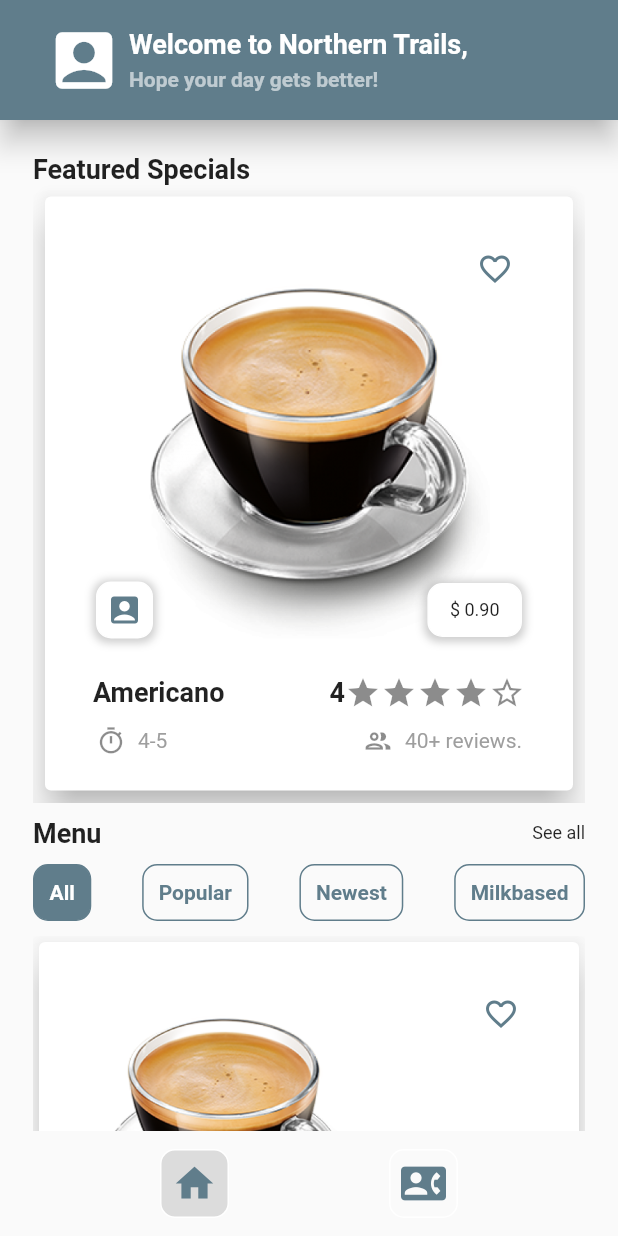
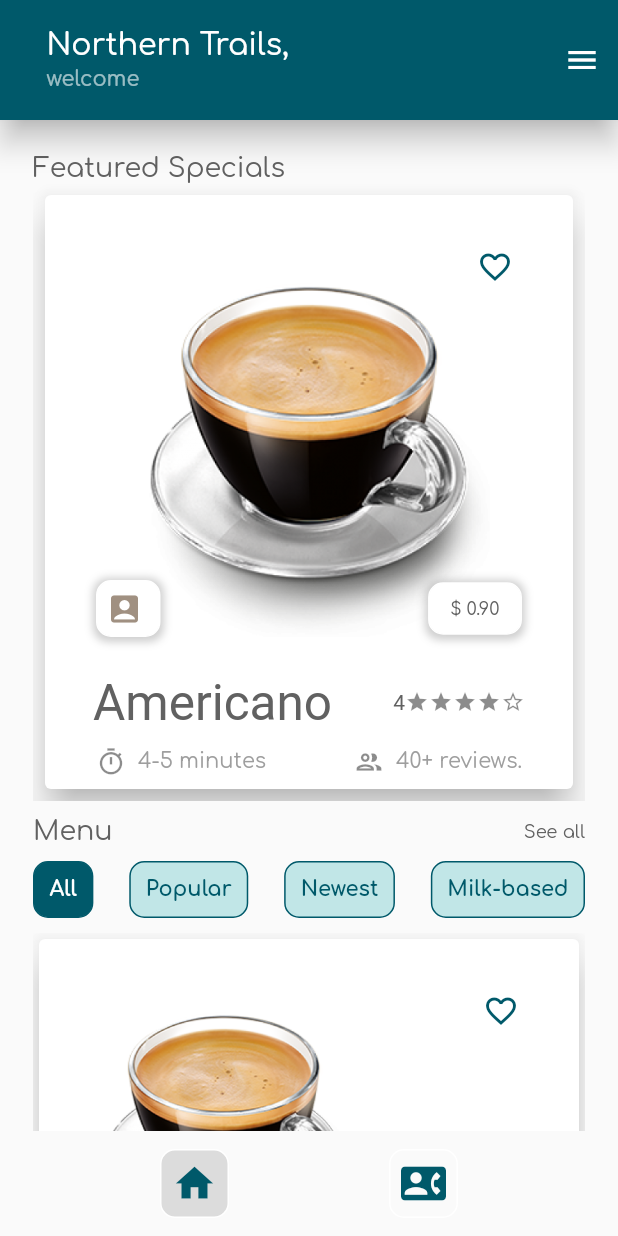
Before and after one commit to abikkk/cafe-northern-trails-app, a Flutter app: the screen it shows after launch, on a phone screen of 412 x 824 dp. Run offline on Flutter 3.47's test engine with Material 2 defaults, Android fonts, the phone set to English and light mode, and no system bars; our stand-ins replace get, google_fonts; Roboto replaces fonts that are missing (Parisienne).

Commit message:
UI changes: - drawer added for menu and favorites - font changed - theme color changed

```diff
--- a/lib/main.dart
+++ b/lib/main.dart
@@ -23,8 +23,8 @@ class MyApp extends StatelessWidget {
         GetPage(
           name: StringUtils.routeHome,
           page: () => const HomeView(
-              title: 'Welcome to Northern Trails,',
-              subtitle: 'Hope your day gets better!'),
+              title: 'Northern Trails,',
+              subtitle: 'welcome'),
         ),
         GetPage(
           name: StringUtils.routeContact,
--- a/lib/screens/home_view.dart
+++ b/lib/screens/home_view.dart
@@ -13,6 +13,7 @@ import '../ui_helpers/navbar.dart';
 
 class HomeView extends StatefulWidget {
   const HomeView({super.key, required this.title, required this.subtitle});
+
   final String title, subtitle;
 
   @override
@@ -264,22 +265,46 @@ class _HomeViewState extends State<HomeView> {
   @override
   Widget build(BuildContext context) {
     return Scaffold(
+      endDrawer: Drawer(
+        elevation: 10,
+          child: ListView(
+        padding: EdgeInsets.zero,
+        children: [
+          DrawerHeader(
+            child: ClipRRect(
+              borderRadius: BorderRadius.circular(30.0),
+              child: Image(
+                height: MediaQuery.of(context).size.width / 2,
+                // width: MediaQuery.of(context).size.width / 3,
+                image: const AssetImage(
+                  'assets/logo.png',
+                ),
+                fit: BoxFit.contain,
+              ),
+            ),
+          ),
+          ListTile(
+            title: const Text('Menu'),
+            onTap: () {
+              Navigator.pop(context);
+            },
+          ),
+          ListTile(
+            title: const Text('Favorite'),
+            onTap: () {
+              Navigator.pop(context);
+            },
+          ),
+        ],
+      )),
       appBar: AppBar(
         toolbarHeight: 80,
-        // backgroundColor: const Color(0xFF944dff),
         elevation: 8,
         title: Padding(
           padding:
               const EdgeInsets.only(top: 20.0, right: 15, left: 15, bottom: 20),
           child: Row(
             children: [
-              const Padding(
-                padding: EdgeInsets.only(right: 5.0),
-                child: Icon(
-                  Icons.account_box,
-                  size: 50,
-                ),
-              ),
               Column(
                 crossAxisAlignment: CrossAxisAlignment.start,
                 children: [
@@ -287,14 +312,14 @@ class _HomeViewState extends State<HomeView> {
                     padding: const EdgeInsets.only(bottom: 5.0),
                     child: Text(
                       widget.title,
-                      style: const TextStyle(
-                        fontSize: 18,
-                      ),
+                      style: AppThemeData.appTheme.textTheme.displayLarge!
+                          .copyWith(color: Colors.white),
                     ),
                   ),
                   Text(
                     widget.subtitle,
-                    style: const TextStyle(fontSize: 14, color: Colors.white60),
+                    style: AppThemeData.appTheme.textTheme.bodyLarge!
+                        .copyWith(color: Colors.white60),
                   ),
                 ],
               ),
@@ -380,7 +405,7 @@ class _HomeViewState extends State<HomeView> {
                   // SUB TEXTS
                   Text(
                     'Featured Specials',
-                    style: AppThemeData.appTheme.textTheme.titleMedium,
+                    style: AppThemeData.appTheme.textTheme.displayMedium,
                   ),
                   SizedBox(
                     height: MediaQuery.of(context).size.width,
@@ -398,7 +423,7 @@ class _HomeViewState extends State<HomeView> {
                       ],
                     ),
                   ),
-                  // OUR COUSES SECTION
+                  // OUR COURSES SECTION
                   Padding(
                     padding: const EdgeInsets.symmetric(vertical: 10.0),
                     child: Row(
@@ -406,7 +431,7 @@ class _HomeViewState extends State<HomeView> {
                       children: [
                         Text(
                           'Menu',
-                          style: AppThemeData.appTheme.textTheme.titleMedium,
+                          style: AppThemeData.appTheme.textTheme.displayMedium,
                         ),
                         InkWell(
                           onTap: () {
@@ -457,7 +482,7 @@ class _HomeViewState extends State<HomeView> {
                           },
                           isSelected: courseSelection == 2),
                       InkwellOptions(
-                          label: 'Milkbased',
+                          label: 'Milk-based',
                           callBack: () {
                             setState(() {
                               courseSelection = 3;
--- a/lib/ui_helpers/card_image_small.dart
+++ b/lib/ui_helpers/card_image_small.dart
@@ -6,6 +6,7 @@ class SmallCardImageStack extends StatefulWidget {
   const SmallCardImageStack({super.key, required this.item});
 
   final MenuItem item;
+
   @override
   State<SmallCardImageStack> createState() => _SmallCardImageStackState();
 }
@@ -63,15 +64,29 @@ class _SmallCardImageStackState extends State<SmallCardImageStack> {
                       mainAxisAlignment: MainAxisAlignment.spaceBetween,
                       crossAxisAlignment: CrossAxisAlignment.end,
                       children: [
-                        Text(widget.item.name,
-                            overflow: TextOverflow.ellipsis,
-                            style:
-                                AppThemeData.appTheme.textTheme.displayMedium),
                         Text('${widget.item.time} minutes',
                             overflow: TextOverflow.ellipsis,
-                            style: AppThemeData.appTheme.textTheme.bodyMedium),
-                        Text('\$ ${widget.item.price.toStringAsFixed(2)}',
-                            style: AppThemeData.appTheme.textTheme.bodyMedium),
+                            style: AppThemeData.appTheme.textTheme.bodyLarge),
+                        Padding(
+                          padding: const EdgeInsets.only(top:4.0,bottom: 2),
+                          child: Text('\$ ${widget.item.price.toStringAsFixed(2)}',
+                              style: AppThemeData.appTheme.textTheme.bodyLarge),
+                        ),
+                        Container(
+                          decoration: BoxDecoration(
+                            color: Colors.white70,
+                            border:
+                                Border.all(width: 1, color: Colors.transparent),
+                            borderRadius:
+                                const BorderRadius.all(Radius.circular(10)),
+                          ),
+                          padding: const EdgeInsets.symmetric(
+                              vertical: 2, horizontal: 4),
+                          child: Text(widget.item.name,
+                              overflow: TextOverflow.ellipsis,
+                              style: AppThemeData.appTheme.textTheme.titleLarge!
+                                  .copyWith(fontSize: 28)),
+                        ),
                       ],
                     ),
                   ],
--- a/lib/ui_helpers/featured_section.dart
+++ b/lib/ui_helpers/featured_section.dart
@@ -2,6 +2,7 @@ import 'package:Cafe_Northern_Trails/utils/app_theme_data.dart';
 import 'package:flutter/material.dart';
 import '../ui_helpers/review_stars.dart';
 import '../models/menu_item.dart';
+import '../utils/app_colors.dart';
 import '../utils/string_utils.dart';
 import 'icon_label_pair.dart';
 
@@ -9,6 +10,7 @@ class SpecialSection extends StatefulWidget {
   const SpecialSection({super.key, required this.item});
 
   final MenuItem item;
+
   @override
   State<SpecialSection> createState() => _SpecialSectionState();
 }
@@ -96,11 +98,15 @@ class _SpecialSectionState extends State<SpecialSection> {
                                 mainAxisAlignment:
                                     MainAxisAlignment.spaceBetween,
                                 children: [
-                                  const Icon(Icons.account_box),
-                                  Text(
+                                  const Icon(Icons.account_box,
+                                      color: secondary),
+                                  Padding(
+                                    padding: const EdgeInsets.only(left: 5.0),
+                                    child: Text(
                                       widget.item.cook,
                                       style: AppThemeData
                                           .appTheme.textTheme.bodyMedium,
+                                    ),
                                   ),
                                 ],
                               ),
@@ -151,22 +157,21 @@ class _SpecialSectionState extends State<SpecialSection> {
                     Expanded(
                       child: Text(
                         widget.item.name,
-                        style: AppThemeData.appTheme.textTheme.titleMedium,
+                        style: AppThemeData.appTheme.textTheme.titleLarge!
+                            .copyWith(fontSize: 33),
                         overflow: TextOverflow.ellipsis,
                       ),
                     ),
-                    Expanded(
-                      child: Row(
+                    Row(
                         mainAxisAlignment: MainAxisAlignment.end,
+                        crossAxisAlignment: CrossAxisAlignment.center,
                         children: [
                           Text(
                             widget.item.stars.toString(),
-                              style:
-                                  AppThemeData.appTheme.textTheme.titleMedium,
+                            style: AppThemeData.appTheme.textTheme.labelMedium!,
                           ),
                           ReviewStars(star: widget.item.stars)
-                          ]),
-                    )
+                        ])
                   ],
                 ),
                 subtitle: Padding(
@@ -177,7 +182,7 @@ class _SpecialSectionState extends State<SpecialSection> {
                     children: [
                       IconLabelPair(
                         icon: Icons.timer_outlined,
-                        label: widget.item.time,
+                        label: '${widget.item.time} minutes',
                       ),
                       IconLabelPair(
                         icon: Icons.people_outline_outlined,
--- a/lib/ui_helpers/inkwell_options.dart
+++ b/lib/ui_helpers/inkwell_options.dart
@@ -1,3 +1,4 @@
+import 'package:Cafe_Northern_Trails/utils/app_colors.dart';
 import 'package:Cafe_Northern_Trails/utils/app_theme_data.dart';
 import 'package:flutter/material.dart';
 
@@ -25,17 +26,23 @@ class _InkwellOptionsState extends State<InkwellOptions> {
         padding: const EdgeInsets.all(10),
         decoration: BoxDecoration(
           color:
-              widget.isSelected ?  AppThemeData.appTheme.primaryColor : Colors.transparent,
-          border: Border.all(width: 1, color: AppThemeData.appTheme.primaryColor),
+              widget.isSelected ? AppThemeData.appTheme.primaryColor : tertiary,
+          border:
+              Border.all(width: 1, color: AppThemeData.appTheme.primaryColor),
           borderRadius: const BorderRadius.all(Radius.circular(10)),
         ),
-        child: Text(
-          widget.label,
-          style: TextStyle(
-              color: widget.isSelected ? Colors.white : AppThemeData.appTheme.primaryColor,
+        child: Text(widget.label,
+            style: AppThemeData.appTheme.textTheme.bodyLarge!.copyWith(
+              color: widget.isSelected
+                  ? Colors.white
+                  : AppThemeData.appTheme.primaryColor,
               fontWeight: FontWeight.bold,
-              fontSize: 14),
-        ),
+            )
+            // TextStyle(
+            //     color: widget.isSelected ? Colors.white : AppThemeData.appTheme.primaryColor,
+            //     fontWeight: FontWeight.bold,
+            //     fontSize: 14),
+            ),
       ),
     );
   }
--- a/lib/ui_helpers/review_stars.dart
+++ b/lib/ui_helpers/review_stars.dart
@@ -10,10 +10,12 @@ class ReviewStars extends StatefulWidget {
 class _ReviewStarsState extends State<ReviewStars> {
   @override
   Widget build(BuildContext context) {
-    return Row(children: [
+    return Row(
+        // crossAxisAlignment: CrossAxisAlignment.end,
+        children: [
       for (int i = 0; i < 5; i++)
         Icon(
-          (i < widget.star) ? Icons.star : Icons.star_border,
+          (i < widget.star) ? Icons.star : Icons.star_border,size: 16,
         )
     ]);
   }
--- /dev/null
+++ b/lib/utils/app_colors.dart
@@ -0,0 +1,70 @@
+import 'package:flutter/material.dart';
+
+// primary color
+const MaterialColor primary = MaterialColor(_primaryPrimaryValue, <int, Color>{
+  50: Color(0xFFE0EBED),
+  100: Color(0xFFB3CDD2),
+  200: Color(0xFF80ACB5),
+  300: Color(0xFF4D8B97),
+  400: Color(0xFF267280),
+  500: Color(_primaryPrimaryValue),
+  600: Color(0xFF005162),
+  700: Color(0xFF004857),
+  800: Color(0xFF003E4D),
+  900: Color(0xFF002E3C),
+});
+const int _primaryPrimaryValue = 0xFF00596A;
+
+const MaterialColor primaryAccent = MaterialColor(_primaryAccentValue, <int, Color>{
+  100: Color(0xFF72D5FF),
+  200: Color(_primaryAccentValue),
+  400: Color(0xFF0CB7FF),
+  700: Color(0xFF00AAF1),
+});
+const int _primaryAccentValue = 0xFF3FC6FF;
+
+// secondary color
+const MaterialColor secondary = MaterialColor(_secondaryPrimaryValue, <int, Color>{
+  50: Color(0xFFF4F2F0),
+  100: Color(0xFFE3DED9),
+  200: Color(0xFFD0C8C0),
+  300: Color(0xFFBDB1A7),
+  400: Color(0xFFAEA194),
+  500: Color(_secondaryPrimaryValue),
+  600: Color(0xFF988879),
+  700: Color(0xFF8E7D6E),
+  800: Color(0xFF847364),
+  900: Color(0xFF736151),
+});
+const int _secondaryPrimaryValue = 0xFFA09081;
+
+const MaterialColor secondaryAccent = MaterialColor(_secondaryAccentValue, <int, Color>{
+  100: Color(0xFFFFEAD9),
+  200: Color(_secondaryAccentValue),
+  400: Color(0xFFFFB373),
+  700: Color(0xFFFFA559),
+});
+const int _secondaryAccentValue = 0xFFFFCFA6;
+
+// tertiary color
+const MaterialColor tertiary = MaterialColor(_tertiaryPrimaryValue, <int, Color>{
+  50: Color(0xFFF8FCFC),
+  100: Color(0xFFECF8F8),
+  200: Color(0xFFE0F3F3),
+  300: Color(0xFFD4EEEE),
+  400: Color(0xFFCAEAEB),
+  500: Color(_tertiaryPrimaryValue),
+  600: Color(0xFFBBE3E4),
+  700: Color(0xFFB3DFE0),
+  800: Color(0xFFABDBDD),
+  900: Color(0xFF9ED5D7),
+});
+const int _tertiaryPrimaryValue = 0xFFC1E6E7;
+
+const MaterialColor tertiaryAccent = MaterialColor(_tertiaryAccentValue, <int, Color>{
+  100: Color(0xFFFFFFFF),
+  200: Color(_tertiaryAccentValue),
+  400: Color(0xFFFFFFFF),
+  700: Color(0xFFFBFFFF),
+});
+const int _tertiaryAccentValue = 0xFFFFFFFF;
--- a/lib/utils/app_theme_data.dart
+++ b/lib/utils/app_theme_data.dart
@@ -1,25 +1,28 @@
+import 'package:Cafe_Northern_Trails/utils/app_colors.dart';
 import 'package:flutter/material.dart';
+import 'package:google_fonts/google_fonts.dart';
 
 class AppThemeData {
+
   static ThemeData appTheme = ThemeData(
-    primarySwatch: Colors.blueGrey,
-    iconTheme: const IconThemeData(color: Colors.blueGrey),
-    primaryIconTheme: const IconThemeData(color: Colors.blueGrey),
+    primarySwatch: primary,
+    iconTheme: const IconThemeData(color: primary),
+    primaryIconTheme: const IconThemeData(color: secondary),
     // iconButtonTheme:
     //     IconButtonThemeData(style: ButtonStyle(iconColor: Colors.blueGrey)),
-    textTheme: const TextTheme(
-      bodySmall: TextStyle(fontSize: 10),
-      bodyMedium: TextStyle(fontSize: 12),
-      bodyLarge: TextStyle(fontSize: 14),
-      labelLarge: TextStyle(fontSize: 10, fontWeight: FontWeight.bold),
-      labelSmall: TextStyle(fontSize: 12),
-      labelMedium: TextStyle(fontSize: 14, fontWeight: FontWeight.bold),
-      displaySmall: TextStyle(fontSize: 16),
-      displayMedium: TextStyle(fontSize: 18),
-      displayLarge: TextStyle(fontSize: 20),
-      titleSmall: TextStyle(fontSize: 16, fontWeight: FontWeight.bold),
-      titleMedium: TextStyle(fontSize: 18, fontWeight: FontWeight.bold),
-      titleLarge: TextStyle(fontSize: 20, fontWeight: FontWeight.bold),
+    textTheme: TextTheme(
+      bodySmall: GoogleFonts.comfortaa(fontSize: 10,color:Colors.grey[700]),
+      bodyMedium: GoogleFonts.comfortaa(fontSize: 12,color:Colors.grey[700]),
+      bodyLarge: GoogleFonts.comfortaa(fontSize: 14,color:Colors.grey[700]),
+      labelLarge: GoogleFonts.parisienne(fontSize: 10,color:Colors.grey[700]),
+      labelSmall: GoogleFonts.parisienne(fontSize: 12,color:Colors.grey[700]),
+      labelMedium: GoogleFonts.parisienne(fontSize: 14,color:Colors.grey[700]),
+      displaySmall: GoogleFonts.comfortaa(fontSize: 16,color:Colors.grey[700]),
+      displayMedium: GoogleFonts.comfortaa(fontSize: 18,color:Colors.grey[700]),
+      displayLarge: GoogleFonts.comfortaa(fontSize: 20,color:Colors.grey[700]),
+      titleSmall: GoogleFonts.parisienne(fontSize: 16,color:Colors.grey[700]),
+      titleMedium: GoogleFonts.parisienne(fontSize: 18,color:Colors.grey[700]),
+      titleLarge: GoogleFonts.parisienne(fontSize: 20,color:Colors.grey[700]),
     ),
   );
 }
--- a/pubspec.yaml
+++ b/pubspec.yaml
@@ -36,6 +36,7 @@ dependencies:
   # Use with the CupertinoIcons class for iOS style icons.
   cupertino_icons: ^1.0.2
   get: ^4.6.5
+  google_fonts: ^5.0.0
 
 
 dev_dependencies:
```
Also changed, not shown: 2 other files. Lines whose indentation alone changed are shown as unchanged.
